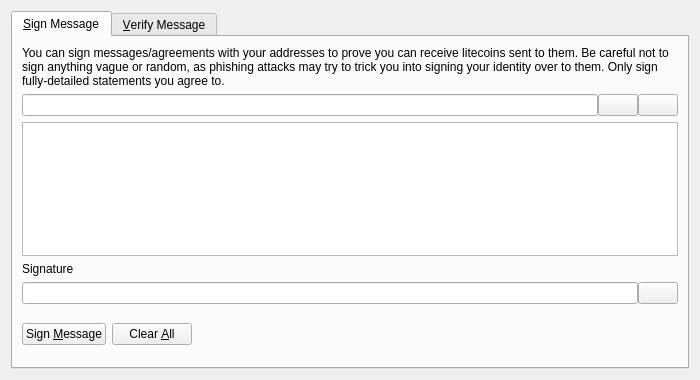
Above: src/qt/forms/signverifymessagedialog.ui from sarmadmakhdoom/cellcoin before the change. Below: the same form after it.
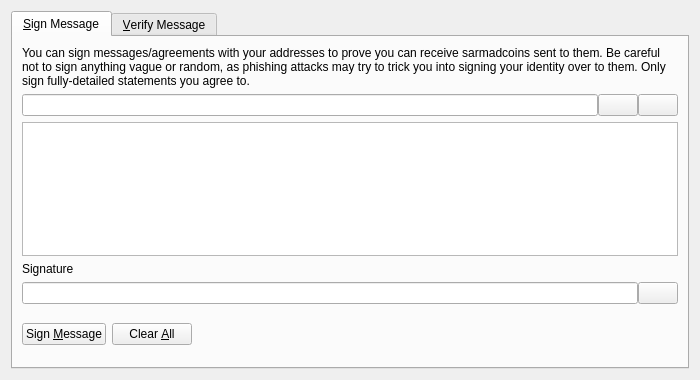
That is the form after the change. Icons and pictures are not drawn. Custom widgets are drawn as their Qt base class.

Patch:
```diff
--- a/src/qt/forms/signverifymessagedialog.ui
+++ b/src/qt/forms/signverifymessagedialog.ui
@@ -30,7 +30,7 @@
        <item>
         <widget class="QLabel" name="infoLabel_SM">
          <property name="text">
-          <string>You can sign messages/agreements with your addresses to prove you can receive litecoins sent to them. Be careful not to sign anything vague or random, as phishing attacks may try to trick you into signing your identity over to them. Only sign fully-detailed statements you agree to.</string>
+          <string>You can sign messages/agreements with your addresses to prove you can receive sarmadcoins sent to them. Be careful not to sign anything vague or random, as phishing attacks may try to trick you into signing your identity over to them. Only sign fully-detailed statements you agree to.</string>
          </property>
          <property name="textFormat">
           <enum>Qt::PlainText</enum>
```
Left out of the diff: 8 changed lines with no effect on the pictures.
